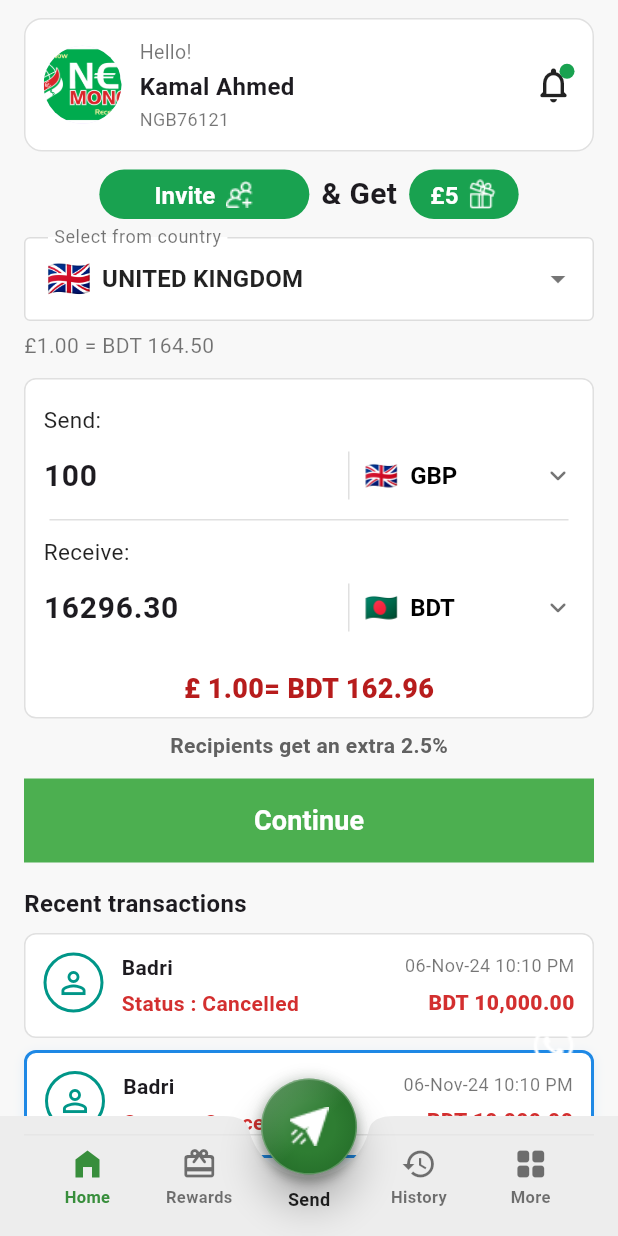
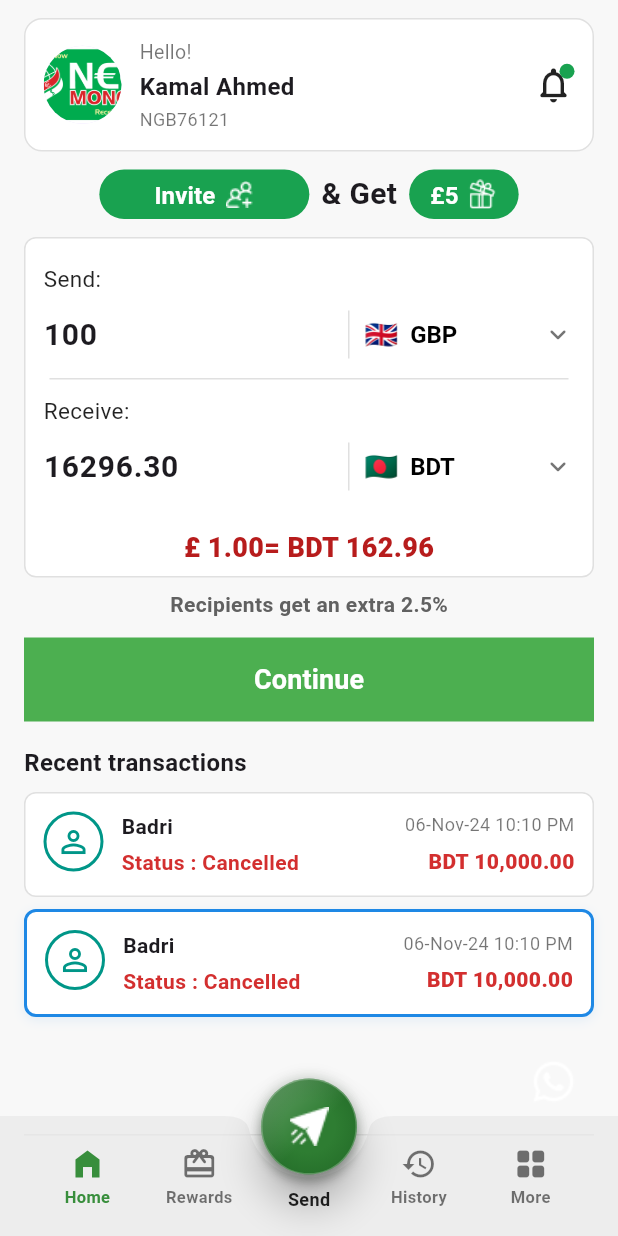
Before and after one commit to RkTushar/nec_app, a Flutter app: the HomeScreen screen opened directly, on a phone screen of 412 x 824 dp. Run offline on Flutter 3.47's test engine with Material 3 defaults, Android fonts, the phone set to English and light mode, and no system bars.

Commit message:
Update home_screen.dart

```diff
--- a/nec_app/lib/screens/homescreen/home_screen.dart
+++ b/nec_app/lib/screens/homescreen/home_screen.dart
@@ -3,7 +3,6 @@ import 'package:nec_app/widgets/whatsapp.dart';
 import 'package:nec_app/widgets/nav_bar.dart';
 import 'package:nec_app/widgets/primary_button.dart';
 import 'package:nec_app/widgets/secondary_button.dart';
-import 'package:nec_app/widgets/select_country_widget.dart';
 import 'package:nec_app/widgets/converter_widget.dart';
 
 class HomeScreen extends StatelessWidget {
@@ -13,6 +12,7 @@ class HomeScreen extends StatelessWidget {
   Widget build(BuildContext context) {
     final Color primaryGreen = const Color(0xFF19A250);
     return Scaffold(
+      resizeToAvoidBottomInset: false,
       extendBody: true,
       body: SafeArea(
         top: true,
@@ -27,8 +27,6 @@ class HomeScreen extends StatelessWidget {
                 _HeaderCard(primaryGreen: primaryGreen),
                 const SizedBox(height: 12),
                 _InviteRow(primaryGreen: primaryGreen),
-                const SizedBox(height: 12),
-                _CountrySelector(),
                 const SizedBox(height: 12),
                 Container(
                   decoration: BoxDecoration(
@@ -69,11 +67,11 @@ class HomeScreen extends StatelessWidget {
               ],
             ),
           ),
-          // WhatsApp support button
-          Positioned(
+          // WhatsApp support button (fixed at bottom-right, above navbar)
+          const Positioned(
             right: 16,
-            bottom: 100, // keep above bottom bar
-            child: const WhatsAppButton(size: 54),
+            bottom: 50, // keep above bottom bar
+            child: WhatsAppButton(size: 54),
           ),
           ],
         ),
@@ -182,30 +180,6 @@ class _InviteRow extends StatelessWidget {
   }
 }
 
-class _CountrySelector extends StatefulWidget {
-  @override
-  State<_CountrySelector> createState() => _CountrySelectorState();
-}
-
-class _CountrySelectorState extends State<_CountrySelector> {
-  Map<String, String>? _selected;
-
-  @override
-  Widget build(BuildContext context) {
-    return Column(
-      crossAxisAlignment: CrossAxisAlignment.start,
-      children: <Widget>[
-        SelectCountryField(
-          selectedCountryData: _selected,
-          initialCountryCode: 'GB',
-          onChanged: (v) => setState(() => _selected = v),
-        ),
-        const SizedBox(height: 6),
-        const Text('£1.00 = BDT 164.50', style: TextStyle(color: Colors.black54)),
-      ],
-    );
-  }
-}
 
 class _TransactionCard extends StatelessWidget {
   final String name;
```
